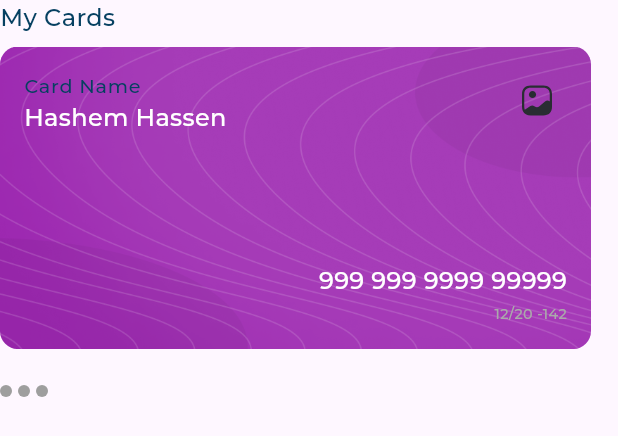
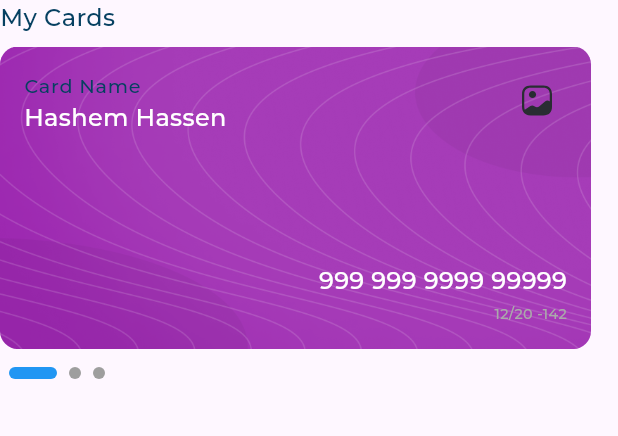
Before and after one commit to hashem2770/New-Responsive-Dashboard, a Flutter app: the MyCardsSection widget shown alone on an empty page, opened directly, on a phone screen of 412 x 824 dp. Shown: the top 436 px of the screen. Run offline on Flutter 3.47's test engine with Material 3 defaults, Android fonts, the phone set to English and light mode, and no system bars; drawn by our look-alikes of expandable_page_view; our stand-ins replace flutter_svg; project files that could hold a hidden picture were left out.

Commit message:
my_cards_section.dart Done

```diff
--- a/lib/views/my_cards_section.dart
+++ b/lib/views/my_cards_section.dart
@@ -3,9 +3,32 @@ import 'package:responsive_dashboard/utlis/app_styles.dart';
 import 'package:responsive_dashboard/views/widgets/dot_indicator.dart';
 import 'package:responsive_dashboard/views/widgets/my_cards_page_view.dart';
 
-class MyCardsSection extends StatelessWidget {
+class MyCardsSection extends StatefulWidget {
   const MyCardsSection({super.key});
 
+  @override
+  State<MyCardsSection> createState() => _MyCardsSectionState();
+}
+
+class _MyCardsSectionState extends State<MyCardsSection> {
+  late PageController _pageController;
+  int currentPageIndex = 0;
+  @override
+  void initState() {
+    super.initState();
+    _pageController = PageController();
+    _pageController.addListener(() {
+      currentPageIndex=_pageController.page!.round();
+      setState(() {
+
+      });
+    });
+  }
+  @override
+  void dispose() {
+    super.dispose();
+    _pageController.dispose();
+  }
   @override
   Widget build(BuildContext context) {
     return Column(
@@ -20,11 +43,15 @@ class MyCardsSection extends StatelessWidget {
         const SizedBox(
           height: 8,
         ),
-        const MyCardsPageView(),
+         MyCardsPageView(
+          pageController: _pageController,
+        ),
         const SizedBox(
-          height: 24,
+          height: 12,
         ),
-        const DotsIndicator(),
+         DotsIndicator(
+          currentPageIndex: currentPageIndex ,
+        ),
       ],
     );
   }
--- a/lib/views/widgets/custom_dot.dart
+++ b/lib/views/widgets/custom_dot.dart
@@ -2,18 +2,18 @@ import 'package:flutter/material.dart';
 
 class CustomDotIndicator extends StatelessWidget {
   const CustomDotIndicator({super.key, required this.isActive});
+
   final bool isActive;
+
   @override
   Widget build(BuildContext context) {
     return AnimatedContainer(
-      duration: const Duration(milliseconds: 300),
-      width: isActive? 32 : 8,
-      height: 8,
-      decoration:  BoxDecoration(
-        shape: BoxShape.circle,
-        color: isActive? Colors.blue : Colors.grey,
-
-      )
-    );
+        duration: const Duration(milliseconds: 300),
+        width: isActive ? 32 : 8,
+        height: 8,
+        decoration: ShapeDecoration(
+          shape: const StadiumBorder(),
+          color: isActive ? Colors.blue : Colors.grey,
+        ));
   }
 }
--- a/lib/views/widgets/dashboard_desktop_layout.dart
+++ b/lib/views/widgets/dashboard_desktop_layout.dart
@@ -1,10 +1,7 @@
 import 'package:flutter/material.dart';
 import 'package:responsive_dashboard/views/my_cards_section.dart';
 import 'package:responsive_dashboard/views/widgets/custom_drawer.dart';
-import 'package:responsive_dashboard/views/widgets/dot_indicator.dart';
-import 'package:responsive_dashboard/views/widgets/my_cards_page_view.dart';
 import '../all_expenses_and_quick_invoice_section.dart';
-import 'custom_dot.dart';
 
 class DashboardDesktopLayout extends StatelessWidget {
   const DashboardDesktopLayout({super.key});
--- a/lib/views/widgets/dot_indicator.dart
+++ b/lib/views/widgets/dot_indicator.dart
@@ -2,17 +2,19 @@ import 'package:flutter/material.dart';
 import 'package:responsive_dashboard/views/widgets/custom_dot.dart';
 
 class DotsIndicator extends StatelessWidget {
-  const DotsIndicator({super.key});
+  const DotsIndicator({super.key, required this.currentPageIndex});
 
+  final int currentPageIndex;
   @override
   Widget build(BuildContext context) {
     return Row(
       children: List.generate(
         3,
-        (index) => const Padding(
-          padding: EdgeInsets.only(right: 4.0),
+        (index) =>  Container(
+          margin: const EdgeInsets.only(left:6),
+          padding: const EdgeInsets.only(right: 2.0),
           child: CustomDotIndicator(
-            isActive: false,
+            isActive: index==currentPageIndex,
           ),
         ),
       ),
--- a/lib/views/widgets/my_cards_page_view.dart
+++ b/lib/views/widgets/my_cards_page_view.dart
@@ -3,11 +3,14 @@ import 'package:flutter/material.dart';
 import 'package:responsive_dashboard/views/widgets/my_card.dart';
 
 class MyCardsPageView extends StatelessWidget {
-  const MyCardsPageView({super.key});
+  const MyCardsPageView({super.key, required this.pageController});
+  final PageController pageController;
+
 
   @override
   Widget build(BuildContext context) {
     return ExpandablePageView(
+      controller:  pageController,
       scrollDirection: Axis.horizontal,
       children: List.generate(3, (index) => const Padding(
         padding: EdgeInsets.only(right: 18.0),
```
